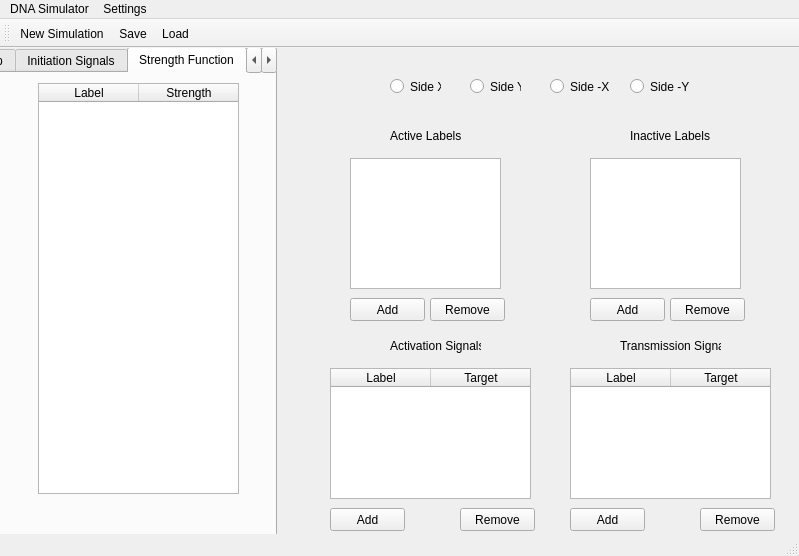
Old version of the form mainwindow.ui in the repository Zakkeri/DNA_Simulator.
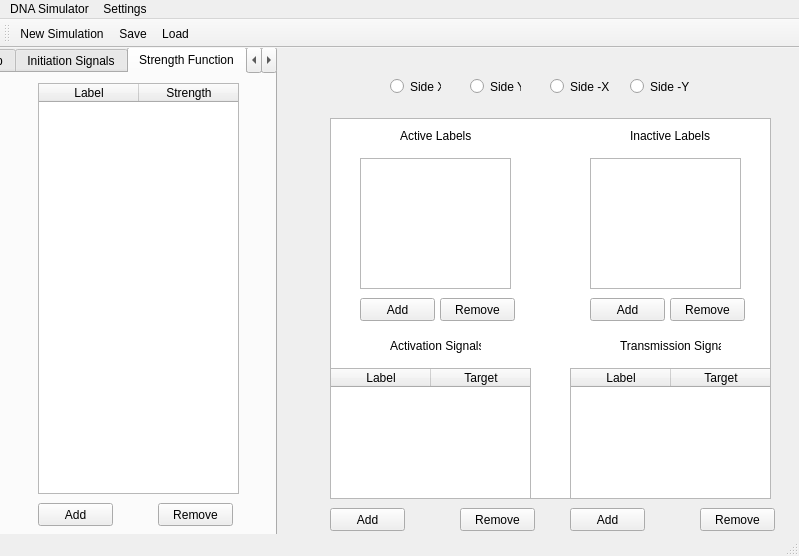
New version of the form. The open tabs and pages were chosen to show the change.

Commit message: MainWindow updates: Active Label, Inactive label addition and removal was implemented, also basic strength function construction

What changed in the file:
```diff
--- a/mainwindow.ui
+++ b/mainwindow.ui
@@ -217,6 +217,32 @@
        </property>
       </column>
      </widget>
+     <widget class="QPushButton" name="strengthFunc_Add_Button">
+      <property name="geometry">
+       <rect>
+        <x>40</x>
+        <y>430</y>
+        <width>75</width>
+        <height>23</height>
+       </rect>
+      </property>
+      <property name="text">
+       <string>Add</string>
+      </property>
+     </widget>
+     <widget class="QPushButton" name="strengthFunc_Remove_Button">
+      <property name="geometry">
+       <rect>
+        <x>160</x>
+        <y>430</y>
+        <width>75</width>
+        <height>23</height>
+       </rect>
+      </property>
+      <property name="text">
+       <string>Remove</string>
+      </property>
+     </widget>
     </widget>
     <widget class="QWidget" name="tab_2">
      <attribute name="title">
@@ -298,7 +324,7 @@
     </property>
     <property name="geometry">
      <rect>
-      <x>390</x>
+      <x>400</x>
       <y>80</y>
       <width>71</width>
       <height>16</height>
@@ -502,7 +528,7 @@
    <widget class="QListWidget" name="activeLabels_listWidget">
     <property name="geometry">
      <rect>
-      <x>350</x>
+      <x>360</x>
       <y>110</y>
       <width>151</width>
       <height>131</height>
@@ -522,7 +548,7 @@
    <widget class="QPushButton" name="activeLabel_Add_pushButton">
     <property name="geometry">
      <rect>
-      <x>350</x>
+      <x>360</x>
       <y>250</y>
       <width>75</width>
       <height>23</height>
@@ -535,7 +561,7 @@
    <widget class="QPushButton" name="activeLabel_Remove_pushButton">
     <property name="geometry">
      <rect>
-      <x>430</x>
+      <x>440</x>
       <y>250</y>
       <width>75</width>
       <height>23</height>
@@ -623,6 +649,38 @@
      <string>Remove</string>
     </property>
    </widget>
+   <widget class="QGraphicsView" name="graphicsView">
+    <property name="geometry">
+     <rect>
+      <x>330</x>
+      <y>70</y>
+      <width>441</width>
+      <height>381</height>
+     </rect>
+    </property>
+   </widget>
+   <zorder>graphicsView</zorder>
+   <zorder>tabWidget</zorder>
+   <zorder>label_4</zorder>
+   <zorder>label_5</zorder>
+   <zorder>label_6</zorder>
+   <zorder>label_7</zorder>
+   <zorder>activationSignals_table</zorder>
+   <zorder>transmissionSignals_table</zorder>
+   <zorder>radioButton_SideX</zorder>
+   <zorder>radioButton_SideY</zorder>
+   <zorder>radioButton_Side_X</zorder>
+   <zorder>radioButton_Side_Y</zorder>
+   <zorder>activeLabels_listWidget</zorder>
+   <zorder>inactiveLabels_listWidget</zorder>
+   <zorder>activeLabel_Add_pushButton</zorder>
+   <zorder>activeLabel_Remove_pushButton</zorder>
+   <zorder>inactiveLabel_Remove_pushButton</zorder>
+   <zorder>inactiveLabel_Add_pushButton</zorder>
+   <zorder>activationSig_Remove_pushButton</zorder>
+   <zorder>activationSig_Add_pushButton</zorder>
+   <zorder>transmissionSig_Add_pushButton</zorder>
+   <zorder>transmissionSig_Remove_pushButton</zorder>
   </widget>
   <widget class="QMenuBar" name="menuBar">
    <property name="geometry">
```
Left out of the diff: 6 changed lines with no effect on the pictures. The commit also changes 2 other files.
